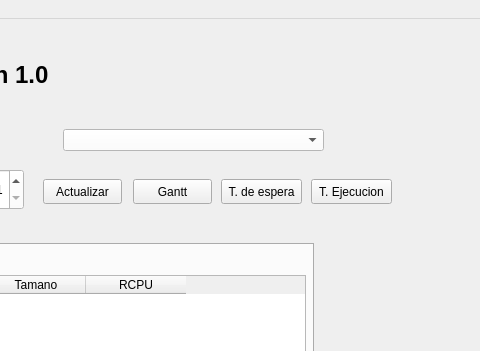
Old version of the form apps/ui/principal.ui in the repository AlejandroFNadal/SistOp2019; both pictures show x 767 to 1247 and y 0 to 351 of the 1247 by 723 pixel window.
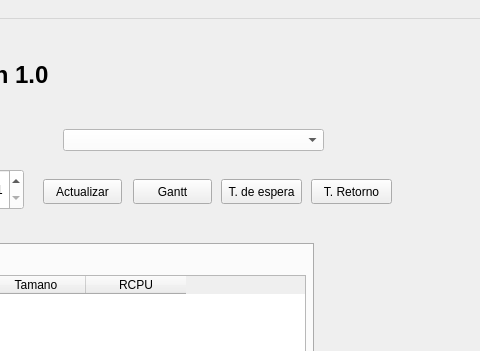
New version of the form.

```diff
--- a/apps/ui/principal.ui
+++ b/apps/ui/principal.ui
@@ -409,7 +409,7 @@
      </rect>
     </property>
     <property name="text">
-     <string>T. Ejecucion</string>
+     <string>T. Retorno</string>
     </property>
    </widget>
   </widget>
```
